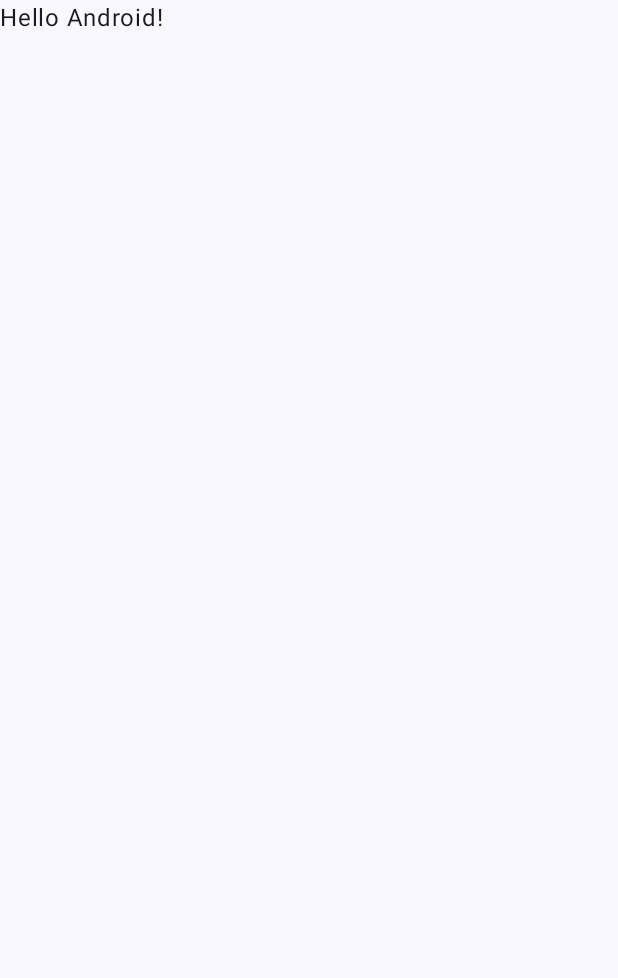
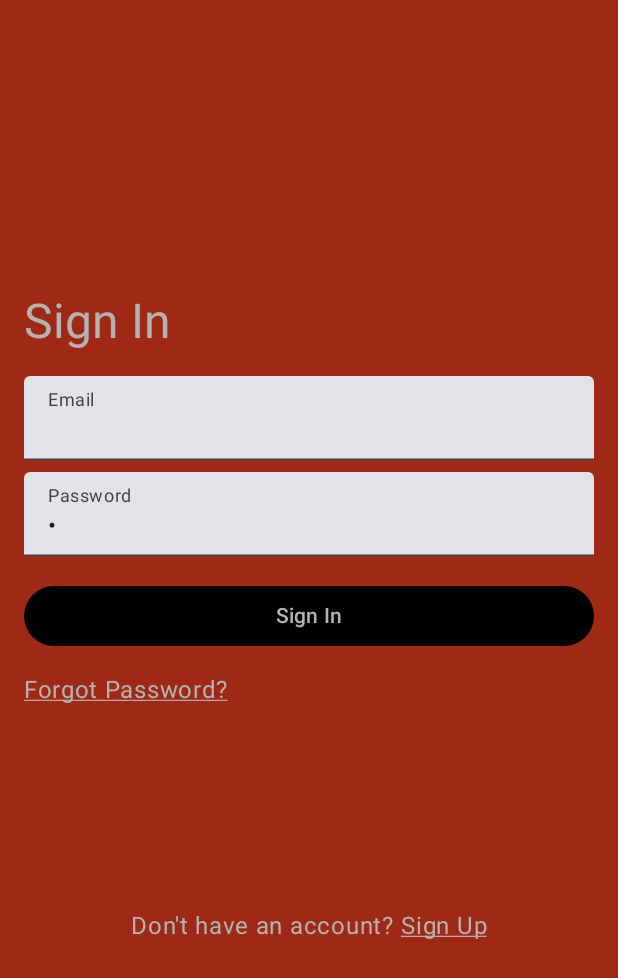
Before and after one commit to vcentials/vcentials-android, an Android app built with Jetpack Compose: the screen it shows after launch (MainActivity), on a phone screen of 412 x 824 dp. Before the commit the part shown is almost empty. Shown: the top 978 px of the screen. Run offline under Robolectric (Android 15) with nearby library versions, the phone set to English and light mode, and no system bars.

Commit message:
Added kt files for: login page, main menu, temperature log

```diff
--- a/app/build.gradle.kts
+++ b/app/build.gradle.kts
@@ -59,6 +59,7 @@ dependencies {
     implementation(libs.androidx.ui.graphics)
     implementation(libs.androidx.ui.tooling.preview)
     implementation(libs.androidx.material3)
+    implementation(libs.protolite.well.known.types)
     testImplementation(libs.junit)
     androidTestImplementation(libs.androidx.junit)
     androidTestImplementation(libs.androidx.espresso.core)
--- a/app/src/main/AndroidManifest.xml
+++ b/app/src/main/AndroidManifest.xml
@@ -23,6 +23,7 @@
                 <category android:name="android.intent.category.LAUNCHER" />
             </intent-filter>
         </activity>
+
     </application>
 
 </manifest>
--- a/app/src/main/java/com/example/vcentials_android/MainActivity.kt
+++ b/app/src/main/java/com/example/vcentials_android/MainActivity.kt
@@ -4,13 +4,33 @@ import android.os.Bundle
 import androidx.activity.ComponentActivity
 import androidx.activity.compose.setContent
 import androidx.activity.enableEdgeToEdge
+import androidx.compose.foundation.background
+import androidx.compose.foundation.clickable
+import androidx.compose.foundation.layout.Arrangement
+import androidx.compose.foundation.layout.Box
+import androidx.compose.foundation.layout.Column
+import androidx.compose.foundation.layout.Row
+import androidx.compose.foundation.layout.Spacer
 import androidx.compose.foundation.layout.fillMaxSize
+import androidx.compose.foundation.layout.fillMaxWidth
+import androidx.compose.foundation.layout.height
 import androidx.compose.foundation.layout.padding
-import androidx.compose.material3.Scaffold
+import androidx.compose.material3.Button
+import androidx.compose.material3.ButtonDefaults
+import androidx.compose.material3.MaterialTheme
 import androidx.compose.material3.Text
+import androidx.compose.material3.TextField
 import androidx.compose.runtime.Composable
+import androidx.compose.runtime.mutableStateOf
+import androidx.compose.runtime.remember
+import androidx.compose.ui.Alignment
 import androidx.compose.ui.Modifier
-import androidx.compose.ui.tooling.preview.Preview
+import androidx.compose.ui.graphics.Color
+import androidx.compose.ui.text.input.PasswordVisualTransformation
+import androidx.compose.ui.text.style.TextDecoration
+import androidx.compose.ui.unit.dp
+import com.example.vcentials_android.ui.theme.TextGrey
+import com.example.vcentials_android.ui.theme.ValenciaRed
 import com.example.vcentials_android.ui.theme.VcentialsandroidTheme
 
 class MainActivity : ComponentActivity() {
@@ -19,16 +39,12 @@ class MainActivity : ComponentActivity() {
         enableEdgeToEdge()
         setContent {
             VcentialsandroidTheme {
-                Scaffold(modifier = Modifier.fillMaxSize()) { innerPadding ->
-                    Greeting(
-                        name = "Android",
-                        modifier = Modifier.padding(innerPadding)
+                LoginScreen(modifier = Modifier.fillMaxSize()
                     )
                 }
             }
         }
     }
-}
 
 @Composable
 fun Greeting(name: String, modifier: Modifier = Modifier) {
@@ -38,10 +54,105 @@ fun Greeting(name: String, modifier: Modifier = Modifier) {
     )
 }
 
-@Preview(showBackground = true)
+
 @Composable
-fun GreetingPreview() {
-    VcentialsandroidTheme {
-        Greeting("Android")
+fun LoginScreen(modifier: Modifier = Modifier) {
+    val username = remember { mutableStateOf(" ") }
+    val password = remember { mutableStateOf(" ") }
+
+    Box(
+        modifier = modifier
+            .fillMaxSize()
+            .background(ValenciaRed)
+    )
+
+    Column(
+        modifier = modifier
+            .fillMaxSize()
+            .padding(16.dp),
+        verticalArrangement = Arrangement.Center
+    ) {
+        Text("Sign In", style = MaterialTheme.typography.headlineLarge, color = TextGrey)
+
+        Spacer(modifier = Modifier.height(16.dp))
+
+        TextField(
+            value = username.value,
+            onValueChange = { username.value = it },
+            label = { Text("Email") },
+            modifier = Modifier.fillMaxWidth()
+        )
+
+        Spacer(modifier = Modifier.height(8.dp))
+
+        TextField(
+            value = password.value,
+            onValueChange = { password.value = it },
+            label = { Text("Password") },
+            visualTransformation = PasswordVisualTransformation(),
+            modifier = Modifier.fillMaxWidth()
+        )
+
+        Spacer(modifier = Modifier.height(16.dp))
+
+        Button(
+            onClick = { /* Handle login logic here */ },
+            colors = ButtonDefaults.buttonColors(
+                containerColor = Color.Black,
+                contentColor = TextGrey
+            ),
+            modifier = Modifier.fillMaxWidth()
+        ) {
+            Text("Sign In", color = TextGrey)
+        }
+        Spacer(modifier = Modifier.height(8.dp))
+
+        Text(
+            text = "Forgot Password?",
+            color = TextGrey,
+            modifier = Modifier
+                .clickable { /* TODO Password Recovery Action */ }
+                .padding(top = 8.dp),
+            style = MaterialTheme.typography.bodyLarge.copy(textDecoration = TextDecoration.Underline)
+        )
+
+
+        Spacer(modifier = Modifier.height(120.dp))
+
+        // Sign up for up for users that don't have a login
+        Box(
+            modifier = Modifier.fillMaxWidth(),
+            contentAlignment = Alignment.Center
+        ) {
+            Row(
+                verticalAlignment = Alignment.CenterVertically,
+                modifier = Modifier.padding(top = 16.dp)
+            ) {
+
+                Text(
+                    text = "Don't have an account? ",
+                    color = TextGrey
+                )
+
+                Text(
+                    text = "Sign Up",
+                    color = TextGrey,
+                    modifier = Modifier
+                        .clickable {/* TODO Sign Up Action */ },
+                    style = MaterialTheme.typography.bodyLarge.copy(textDecoration = TextDecoration.Underline)
+
+                )
+
+            }
+        }
     }
 }
+/*
+    @Preview(showBackground = true)
+    @Composable
+    fun LoginScreenPreview() {
+        VcentialsandroidTheme {
+            LoginScreen()
+        }
+    }
+*/
--- a/app/src/main/java/com/example/vcentials_android/ui/theme/Color.kt
+++ b/app/src/main/java/com/example/vcentials_android/ui/theme/Color.kt
@@ -9,3 +9,9 @@ val Pink80 = Color(0xFFEFB8C8)
 val Purple40 = Color(0xFF6650a4)
 val PurpleGrey40 = Color(0xFF625b71)
 val Pink40 = Color(0xFF7D5260)
+
+// Valencia-Themed Colors
+val ValenciaRed = Color(0xFF9F2915)
+val ValenciaYellow = Color(0xFFFFC506)
+
+val TextGrey = Color(0xFFB3B3B3)
--- a/gradle/libs.versions.toml
+++ b/gradle/libs.versions.toml
@@ -8,6 +8,7 @@ espressoCore = "3.6.1"
 lifecycleRuntimeKtx = "2.8.5"
 activityCompose = "1.9.2"
 composeBom = "2024.04.01"
+protoliteWellKnownTypes = "18.0.0"
 
 [libraries]
 androidx-core-ktx = { group = "androidx.core", name = "core-ktx", version.ref = "coreKtx" }
@@ -24,6 +25,7 @@ androidx-ui-tooling-preview = { group = "androidx.compose.ui", name = "ui-toolin
 androidx-ui-test-manifest = { group = "androidx.compose.ui", name = "ui-test-manifest" }
 androidx-ui-test-junit4 = { group = "androidx.compose.ui", name = "ui-test-junit4" }
 androidx-material3 = { group = "androidx.compose.material3", name = "material3" }
+protolite-well-known-types = { group = "com.google.firebase", name = "protolite-well-known-types", version.ref = "protoliteWellKnownTypes" }
 
 [plugins]
 android-application = { id = "com.android.application", version.ref = "agp" }
```
